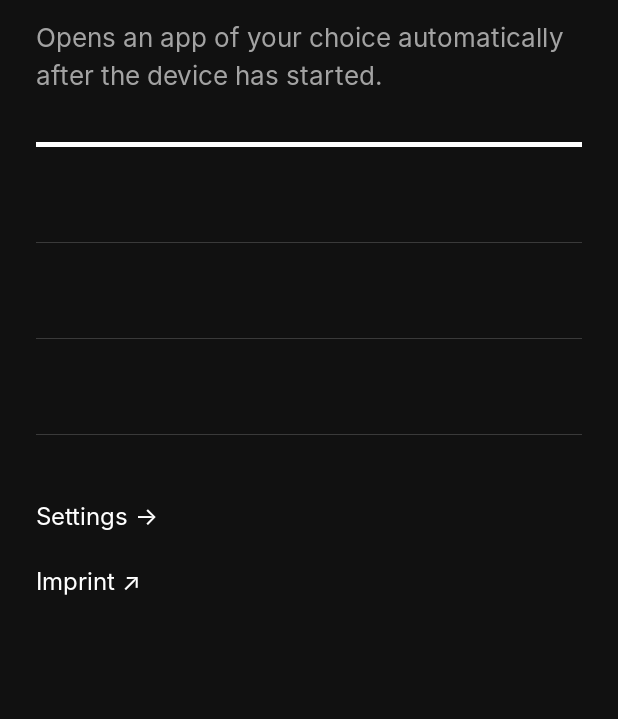
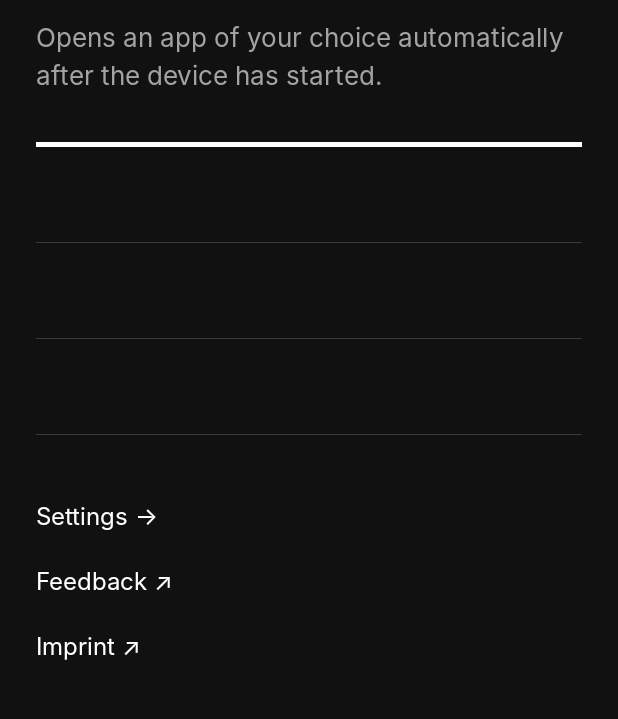
Before and after one commit to malte0tr/AutoStartTV, an Android app: the layout activity_main.xml on its own in the app's theme, with its tools: preview values and no code run, on a phone screen of 412 x 824 dp, the part 176-895 px from its top. Run offline under Robolectric (Android 15) with nearby library versions, the phone set to English and light mode, and no system bars.

Commit message:
Add feedback link; links below the settings on TVs
- Feedback link in the imprint style opens a mail to feedback@maltethier.de
  with the subject "Feedback AutoStartTV"; shows the address if no mail app exists
- TVs use the landscape layout so the four links no longer overlap the text
- Version 1.4

Co-Authored-By: Claude Opus 5.5 <noreply@anthropic.com>
Claude-Session: https://claude.ai/code/session_01Mzgtb4TiVnagej2P19AmY4

```diff
--- a/app/build.gradle.kts
+++ b/app/build.gradle.kts
@@ -7,7 +7,7 @@ plugins {
 
 // Version = versionMajor.versionMinor (Versionsnummer.Zwischennummer).
 val versionMajor = 1
-val versionMinor = 3
+val versionMinor = 4
 
 android {
     namespace = "de.autostarttv"
@@ -17,7 +17,7 @@ android {
         applicationId = "de.autostarttv"
         minSdk = 21
         targetSdk = 35
-        versionCode = 4
+        versionCode = 5
         versionName = "$versionMajor.$versionMinor"
     }
 
--- a/app/src/main/java/de/autostarttv/MainActivity.java
+++ b/app/src/main/java/de/autostarttv/MainActivity.java
@@ -40,6 +40,7 @@ public class MainActivity extends Activity {
         settingsLink = findViewById(R.id.text_settings);
         settingsLink.setOnClickListener(v ->
                 startActivity(new Intent(this, SettingsActivity.class)));
+        findViewById(R.id.text_feedback).setOnClickListener(v -> sendFeedback());
         findViewById(R.id.text_imprint).setOnClickListener(v -> openImprint());
         ((TextView) findViewById(R.id.text_version))
                 .setText(getString(R.string.version, versionName()));
@@ -125,6 +126,23 @@ public class MainActivity extends Activity {
         }
     }
 
+    /** Opens the e-mail app with address and subject already filled in. */
+    private void sendFeedback() {
+        String email = getString(R.string.feedback_email);
+        String subject = getString(R.string.feedback_subject);
+        Intent intent = new Intent(Intent.ACTION_SENDTO,
+                Uri.parse("mailto:" + email + "?subject=" + Uri.encode(subject)));
+        intent.putExtra(Intent.EXTRA_EMAIL, new String[]{email});
+        intent.putExtra(Intent.EXTRA_SUBJECT, subject);
+        try {
+            startActivity(intent);
+        } catch (ActivityNotFoundException e) {
+            ChoiceDialog.show(this, getString(R.string.feedback_title),
+                    getString(R.string.feedback_no_mail_app),
+                    Collections.singletonList(getString(R.string.ok)), null, -1, null);
+        }
+    }
+
     private void openImprint() {
         Intent intent = new Intent(Intent.ACTION_VIEW, Uri.parse(getString(R.string.imprint_url)));
         try {
--- a/app/src/main/res/layout-h480dp-land/activity_main.xml
+++ /dev/null
@@ -1,55 +0,0 @@
-<?xml version="1.0" encoding="utf-8"?>
-<!-- TVs and large landscape screens: two columns. -->
-<LinearLayout xmlns:android="http://schemas.android.com/apk/res/android"
-    android:layout_width="match_parent"
-    android:layout_height="match_parent"
-    android:baselineAligned="false"
-    android:clipChildren="false"
-    android:clipToPadding="false"
-    android:orientation="horizontal"
-    android:paddingStart="@dimen/page_pad_h"
-    android:paddingTop="@dimen/page_pad_top"
-    android:paddingEnd="@dimen/page_pad_h"
-    android:paddingBottom="@dimen/page_pad_v">
-
-    <RelativeLayout
-        android:layout_width="0dp"
-        android:layout_height="match_parent"
-        android:layout_weight="2"
-        android:clipChildren="false">
-
-        <LinearLayout
-            android:layout_width="match_parent"
-            android:layout_height="wrap_content"
-            android:layout_alignParentTop="true"
-            android:orientation="vertical">
-
-            <include layout="@layout/part_header" />
-        </LinearLayout>
-
-        <LinearLayout
-            android:layout_width="match_parent"
-            android:layout_height="wrap_content"
-            android:layout_alignParentBottom="true"
-            android:clipChildren="false"
-            android:orientation="vertical">
-
-            <include layout="@layout/part_footer" />
-        </LinearLayout>
-    </RelativeLayout>
-
-    <ScrollView
-        android:layout_width="0dp"
-        android:layout_height="match_parent"
-        android:layout_marginStart="@dimen/column_gap"
-        android:layout_weight="3">
-
-        <LinearLayout
-            android:layout_width="match_parent"
-            android:layout_height="wrap_content"
-            android:orientation="vertical">
-
-            <include layout="@layout/part_rows" />
-        </LinearLayout>
-    </ScrollView>
-</LinearLayout>
--- a/app/src/main/res/layout-land/activity_main.xml
+++ b/app/src/main/res/layout-land/activity_main.xml
@@ -1,5 +1,5 @@
 <?xml version="1.0" encoding="utf-8"?>
-<!-- Phones in landscape: title left, settings and links right (scrollable). -->
+<!-- Landscape (phones and TVs): title left, settings and links right (scrollable). -->
 <LinearLayout xmlns:android="http://schemas.android.com/apk/res/android"
     android:layout_width="match_parent"
     android:layout_height="match_parent"
--- a/app/src/main/res/layout/part_footer.xml
+++ b/app/src/main/res/layout/part_footer.xml
@@ -5,6 +5,11 @@
         android:id="@+id/text_settings"
         style="@style/Link"
         android:text="@string/settings_link" />
+
+    <TextView
+        android:id="@+id/text_feedback"
+        style="@style/Link"
+        android:text="@string/feedback" />
 
     <TextView
         android:id="@+id/text_imprint"
--- a/app/src/main/res/values-w840dp-h480dp/dimens.xml
+++ b/app/src/main/res/values-w840dp-h480dp/dimens.xml
@@ -5,8 +5,8 @@
     <dimen name="page_pad_v">48dp</dimen>
     <dimen name="page_pad_top">72dp</dimen>
     <dimen name="column_gap">64dp</dimen>
-    <dimen name="section_gap">32dp</dimen>
-    <dimen name="row_min_height">76dp</dimen>
+    <dimen name="section_gap">24dp</dimen>
+    <dimen name="row_min_height">72dp</dimen>
     <dimen name="value_max_width">320dp</dimen>
     <dimen name="text_title">64sp</dimen>
     <dimen name="text_title_page">60sp</dimen>
--- a/app/src/main/res/values/strings.xml
+++ b/app/src/main/res/values/strings.xml
@@ -36,6 +36,11 @@
     <string name="permission_title">Permission</string>
     <string name="permission_manual">This device has no settings screen for \"Display over other apps\". Run on a computer:\n\nadb shell appops set de.autostarttv SYSTEM_ALERT_WINDOW allow</string>
 
+    <string name="feedback_email" translatable="false">feedback@maltethier.de</string>
+    <string name="feedback_subject" translatable="false">Feedback AutoStartTV</string>
+    <string name="feedback">Feedback ↗</string>
+    <string name="feedback_title" translatable="false">Feedback</string>
+    <string name="feedback_no_mail_app">No e-mail app is installed. Please send your feedback from another device to:\n\nfeedback@maltethier.de\nSubject: Feedback AutoStartTV</string>
     <string name="imprint">Imprint ↗</string>
     <string name="imprint_title">Imprint</string>
     <string name="imprint_no_browser">No web browser is installed. Open this address on another device:\n\nmaltethier.de/impressum.html</string>
```
Also changed, not shown: 3 other files.
